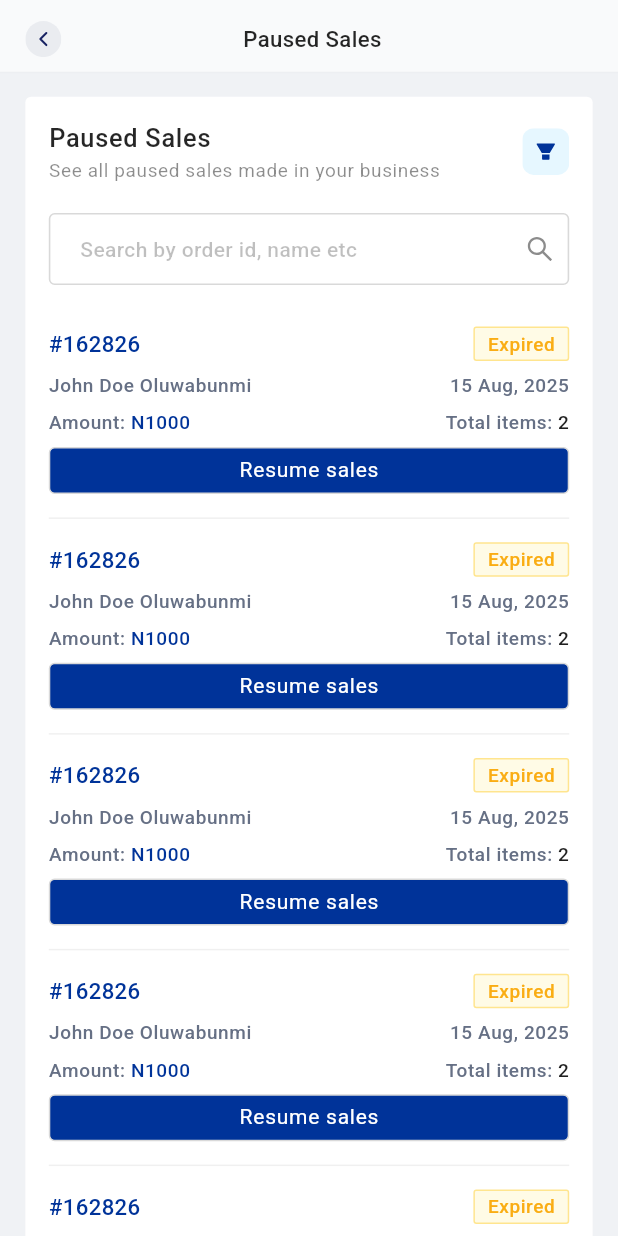
After one commit to sbscphp/builderskonect-pos-mobile, a Flutter app: the PausedSalesScreen screen opened by its route, on a phone screen of 412 x 824 dp. The commit adds this screen. Run offline on Flutter 3.47's test engine with Material 3 defaults, Android fonts, the phone set to English and light mode, and no system bars; our stand-ins replace another_flushbar, cached_network_image, currency_text_input_formatter, dio, file_picker, flutter_dotenv and 13 more; accounts and stored records are empty; statements that could not run were skipped.

Commit message:
feat(sales): add paused sales screen and related components
- Implement new paused sales screen with search functionality
- Add paused sales list tile component for displaying paused orders
- Update routes and exports for new paused sales feature
- Enable navigation to paused sales screen from sales screen
- Extend custom button with text size parameter

```diff
--- a/lib/core/routes/app_router.dart
+++ b/lib/core/routes/app_router.dart
@@ -258,6 +258,12 @@ class AppRouter {
           settings,
         );
 
+      case RoutePath.pausedSalesScreen:
+        return TransitionUtils.buildTransition(
+          const PausedSalesScreen(),
+          settings,
+        );
+
       // Returns
       case RoutePath.returnRefundScreen:
         return TransitionUtils.buildTransition(
--- a/lib/core/routes/route_path.dart
+++ b/lib/core/routes/route_path.dart
@@ -49,6 +49,7 @@ class RoutePath {
 
   // sales
   static const newSalesScreen = '/newSalesScreen';
+  static const pausedSalesScreen = '/pausedSalesScreen';
 
   // Returns
   static const returnRefundScreen = '/returnRefundScreen';
--- /dev/null
+++ b/lib/ui/components/sales/paused_sales_list_tile.dart
@@ -0,0 +1,128 @@
+import 'package:builders_konnect/core/core.dart';
+import 'package:builders_konnect/ui/components/components.dart';
+
+class PausedSalesListTile extends StatelessWidget {
+  const PausedSalesListTile({
+    super.key,
+    required this.firstColText,
+    required this.subTitle,
+    required this.status,
+    required this.amount,
+    required this.totalItems,
+    this.date,
+    this.onTap,
+  });
+
+  final String firstColText;
+  final String subTitle;
+  final String amount;
+  final String totalItems;
+  final String status;
+  final DateTime? date;
+  final VoidCallback? onTap;
+
+  @override
+  Widget build(BuildContext context) {
+    final textTheme = Theme.of(context).textTheme;
+    final colorScheme = Theme.of(context).colorScheme;
+    return InkWell(
+      onTap: onTap,
+      child: Column(
+        crossAxisAlignment: CrossAxisAlignment.start,
+        children: [
+          Row(
+            mainAxisAlignment: MainAxisAlignment.spaceBetween,
+            children: [
+              Text(
+                firstColText,
+                style: textTheme.text14?.medium
+                    .copyWith(color: AppColors.primaryBlue),
+              ),
+              OrderStatus(status: status),
+            ],
+          ),
+          YBox(8),
+          Row(
+            mainAxisAlignment: MainAxisAlignment.spaceBetween,
+            children: [
+              RichText(
+                text: TextSpan(
+                  children: [
+                    TextSpan(
+                      text: subTitle,
+                      style: textTheme.text12?.medium.copyWith(
+                        color: AppColors.gray500,
+                        fontFamily: "Roboto",
+                      ),
+                    ),
+                  ],
+                ),
+              ),
+              Text(
+                date != null
+                    ? AppUtils.dateFirstYear(date ?? DateTime.now())
+                    : 'N/A',
+                style: textTheme.text12?.medium.copyWith(
+                  color: AppColors.gray500,
+                ),
+              ),
+            ],
+          ),
+          YBox(8),
+          Row(
+            mainAxisAlignment: MainAxisAlignment.spaceBetween,
+            children: [
+              RichText(
+                text: TextSpan(
+                  children: [
+                    TextSpan(
+                      text: "Amount: ",
+                      style: textTheme.text12?.medium.copyWith(
+                        color: AppColors.gray500,
+                        fontFamily: "Roboto",
+                      ),
+                    ),
+                    TextSpan(
+                      text: amount,
+                      style: textTheme.text12?.medium.copyWith(
+                        color: colorScheme.primaryColor,
+                        fontFamily: "Roboto",
+                      ),
+                    ),
+                  ],
+                ),
+              ),
+              RichText(
+                text: TextSpan(
+                  children: [
+                    TextSpan(
+                      text: "Total items: ",
+                      style: textTheme.text12?.medium.copyWith(
+                        color: AppColors.gray500,
+                        fontFamily: "Roboto",
+                      ),
+                    ),
+                    TextSpan(
+                      text: totalItems,
+                      style: textTheme.text12?.medium.copyWith(
+                        color: AppColors.neutral11,
+                        fontFamily: "Roboto",
+                      ),
+                    ),
+                  ],
+                ),
+              ),
+            ],
+          ),
+          YBox(8),
+          CustomBtn(
+            height: 32,
+            textSize: 14,
+            onTap: () {},
+            text: "Resume sales",
+          )
+        ],
+      ),
+    );
+  }
+}
--- a/lib/ui/components/sales/sales.dart
+++ b/lib/ui/components/sales/sales.dart
@@ -1,5 +1,6 @@
 export 'customer_details_step.dart';
 export 'order_summary_step.dart';
+export 'paused_sales_list_tile.dart';
 export 'sales_product_widget.dart';
 export 'select_products_step.dart';
 export 'tabs/tabs.dart';
--- a/lib/ui/components/shared/buttons/custom_btn.dart
+++ b/lib/ui/components/shared/buttons/custom_btn.dart
@@ -17,6 +17,7 @@ class CustomBtn extends StatelessWidget {
   final Color? onlineColor;
   final Color? outlineColor;
   final Color? textColor;
+  final double? textSize;
   final TextStyle? textStyle;
   final Widget? child;
 
@@ -36,6 +37,7 @@ class CustomBtn extends StatelessWidget {
     this.onlineColor,
     this.outlineColor,
     this.textColor,
+    this.textSize,
     this.textStyle,
     this.child,
   }) : assert(text != null || child != null,
@@ -156,6 +158,7 @@ class CustomBtn extends StatelessWidget {
         text!,
         style: textStyle ??
             textTheme.text16?.copyWith(
+              fontSize: textSize,
               color: textColor ?? AppColors.white,
             ),
       );
--- /dev/null
+++ b/lib/ui/screens/sales/paused_sales_screen.dart
@@ -0,0 +1,111 @@
+import 'package:builders_konnect/core/core.dart';
+import 'package:builders_konnect/ui/components/components.dart';
+
+class PausedSalesScreen extends ConsumerStatefulWidget {
+  const PausedSalesScreen({super.key});
+
+  @override
+  ConsumerState<PausedSalesScreen> createState() => _PausedSalesScreenState();
+}
+
+class _PausedSalesScreenState extends ConsumerState<PausedSalesScreen> {
+  final searchC = TextEditingController();
+
+  @override
+  void dispose() {
+    searchC.dispose();
+    super.dispose();
+  }
+
+  @override
+  Widget build(BuildContext context) {
+    // final textTheme = Theme.of(context).textTheme;
+    final colorScheme = Theme.of(context).colorScheme;
+    return Scaffold(
+        appBar: CustomAppbar(
+          title: "Paused Sales",
+        ),
+        body: ListView(
+          padding: EdgeInsets.only(
+            left: Sizer.width(16),
+            right: Sizer.width(16),
+            bottom: Sizer.height(50),
+          ),
+          children: [
+            YBox(16),
+            Container(
+              padding: EdgeInsets.all(Sizer.radius(16)),
+              decoration: BoxDecoration(
+                color: colorScheme.white,
+                borderRadius: BorderRadius.circular(Sizer.radius(4)),
+              ),
+              child: Column(
+                crossAxisAlignment: CrossAxisAlignment.start,
+                children: [
+                  FilterHeader(
+                    title: "Paused Sales",
+                    subTitle: "See all paused sales made in your business",
+                    onFilter: () {},
+                  ),
+                  YBox(16),
+                  CustomTextField(
+                    controller: searchC,
+                    isRequired: false,
+                    showLabelHeader: false,
+                    hintText: "Search by order id, name etc",
+                    onChanged: (value) {
+                      setState(() {});
+                    },
+                    suffixIcon: Row(
+                      mainAxisSize: MainAxisSize.min,
+                      children: [
+                        if (searchC.text.isNotEmpty)
+                          InkWell(
+                            onTap: () {},
+                            child: Padding(
+                              padding: EdgeInsets.all(Sizer.width(10)),
+                              child: Icon(
+                                Icons.close,
+                                size: Sizer.width(20),
+                                color: AppColors.gray500,
+                              ),
+                            ),
+                          ),
+                        InkWell(
+                          onTap: () {},
+                          child: Container(
+                            padding: EdgeInsets.all(Sizer.width(10)),
+                            decoration: BoxDecoration(),
+                            child: SvgPicture.asset(AppSvgs.search),
+                          ),
+                        ),
+                      ],
+                    ),
+                  ),
+                  YBox(10),
+                  ListView.separated(
+                    shrinkWrap: true,
+                    physics: const NeverScrollableScrollPhysics(),
+                    padding: EdgeInsets.only(
+                      top: Sizer.height(14),
+                    ),
+                    itemCount: 10,
+                    separatorBuilder: (_, __) => HDivider(),
+                    itemBuilder: (ctx, i) {
+                      return PausedSalesListTile(
+                        firstColText: "#162826",
+                        subTitle: "John Doe Oluwabunmi",
+                        amount: "N1000",
+                        totalItems: "2",
+                        status: "Expired",
+                        date: DateTime.now(),
+                      );
+                    },
+                  ),
+                ],
+              ),
+            ),
+          ],
+        ));
+  }
+}
--- a/lib/ui/screens/sales/sales.dart
+++ b/lib/ui/screens/sales/sales.dart
@@ -1,2 +1,3 @@
 export 'new_sales_screen.dart';
+export 'paused_sales_screen.dart';
 export 'sales_screen.dart';
--- a/lib/ui/screens/sales/sales_screen.dart
+++ b/lib/ui/screens/sales/sales_screen.dart
@@ -101,7 +101,7 @@ class _SalesScreenState extends ConsumerState<SalesScreen>
                   printty('Selected: $value');
                   switch (value) {
                     case 'paused_sales':
-                      // Navigator.pushNamed(context, RoutePath.pausedSalesScreen);
+                      Navigator.pushNamed(context, RoutePath.pausedSalesScreen);
                       break;
                     case 'new_sales':
                       Navigator.pushNamed(context, RoutePath.newSalesScreen);
```
